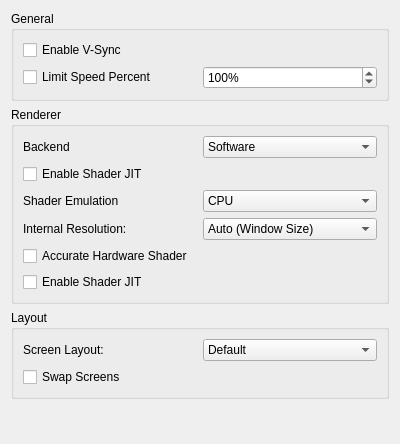
The window that src/citra_qt/configuration/configure_graphics.ui (taken2009/citra9) describes before a commit, drawn with Qt 5.
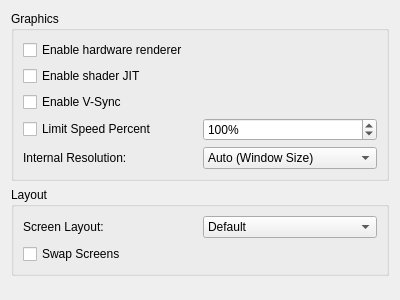
The same window after the commit.

The edit to the form file:
```diff
--- a/src/citra_qt/configuration/configure_graphics.ui
+++ b/src/citra_qt/configuration/configure_graphics.ui
@@ -7,7 +7,7 @@
     <x>0</x>
     <y>0</y>
     <width>400</width>
-    <height>444</height>
+    <height>300</height>
    </rect>
   </property>
   <property name="windowTitle">
@@ -19,9 +19,23 @@
      <item>
       <widget class="QGroupBox" name="groupBox">
        <property name="title">
-        <string>General</string>
+        <string>Graphics</string>
        </property>
        <layout class="QVBoxLayout" name="verticalLayout_2">
+        <item>
+         <widget class="QCheckBox" name="toggle_hw_renderer">
+          <property name="text">
+           <string>Enable hardware renderer</string>
+          </property>
+         </widget>
+        </item>
+        <item>
+         <widget class="QCheckBox" name="toggle_shader_jit">
+          <property name="text">
+           <string>Enable shader JIT</string>
+          </property>
+         </widget>
+        </item>
         <item>
          <widget class="QCheckBox" name="toggle_vsync">
           <property name="text">
@@ -56,112 +70,6 @@
           </item>
          </layout>
         </item>
-       </layout>
-      </widget>
-     </item>
-    </layout>
-   </item>
-   <item>
-    <widget class="QGroupBox" name="groupBox_2">
-     <property name="title">
-      <string>Renderer</string>
-     </property>
-     <layout class="QVBoxLayout" name="verticalLayout_6">
-      <item>
-       <layout class="QHBoxLayout" name="horizontalLayout_6">
-        <item>
-         <widget class="QLabel" name="label_2">
-          <property name="text">
-           <string>Backend</string>
-          </property>
-         </widget>
-        </item>
-        <item>
-         <widget class="QComboBox" name="renderer_comboBox">
-          <item>
-           <property name="text">
-            <string>Software</string>
-           </property>
-          </item>
-          <item>
-           <property name="text">
-            <string>OpenGL</string>
-           </property>
-          </item>
-         </widget>
-        </item>
-       </layout>
-      </item>
-      <item>
-       <widget class="QWidget" name="software_render_group" native="true">
-        <layout class="QVBoxLayout" name="verticalLayout_9">
-         <property name="leftMargin">
-          <number>0</number>
-         </property>
-         <property name="topMargin">
-          <number>0</number>
-         </property>
-         <property name="rightMargin">
-          <number>0</number>
-         </property>
-         <property name="bottomMargin">
-          <number>0</number>
-         </property>
-         <item>
-          <widget class="QCheckBox" name="software_shader_jit">
-           <property name="text">
-            <string>Enable Shader JIT</string>
-           </property>
-          </widget>
-         </item>
-        </layout>
-       </widget>
-      </item>
-      <item>
-       <widget class="QWidget" name="opengl_render_group" native="true">
-        <layout class="QVBoxLayout" name="verticalLayout_7">
-         <property name="spacing">
-          <number>6</number>
-         </property>
-         <property name="leftMargin">
-          <number>0</number>
-         </property>
-         <property name="topMargin">
-          <number>0</number>
-         </property>
-         <property name="rightMargin">
-          <number>0</number>
-         </property>
-         <property name="bottomMargin">
-          <number>0</number>
-         </property>
-         <item>
-          <layout class="QVBoxLayout" name="verticalLayout_8">
-           <item>
-            <layout class="QHBoxLayout" name="horizontalLayout_5">
-             <item>
-              <widget class="QLabel" name="label2">
-               <property name="text">
-                <string>Shader Emulation</string>
-               </property>
-              </widget>
-             </item>
-             <item>
-              <widget class="QComboBox" name="hw_shaders">
-               <item>
-                <property name="text">
-                 <string>CPU</string>
-                </property>
-               </item>
-               <item>
-                <property name="text">
-                 <string>GPU</string>
-                </property>
-               </item>
-              </widget>
-             </item>
-            </layout>
-           </item>
            <item>
             <layout class="QHBoxLayout" name="horizontalLayout">
              <item>
@@ -232,27 +140,10 @@
              </item>
             </layout>
            </item>
-           <item>
-            <widget class="QCheckBox" name="accurate_hardware_shader">
-             <property name="text">
-              <string>Accurate Hardware Shader</string>
-             </property>
-            </widget>
-           </item>
-           <item>
-            <widget class="QCheckBox" name="opengl_shader_jit">
-             <property name="text">
-              <string>Enable Shader JIT</string>
-             </property>
-            </widget>
-           </item>
-          </layout>
-         </item>
-        </layout>
+       </layout>
        </widget>
       </item>
      </layout>
-    </widget>
    </item>
    <item>
     <widget class="QGroupBox" name="layoutBox">
```
Left out of the diff: 9 changed lines with no effect on the pictures. Lines whose indentation alone changed are shown as unchanged.
